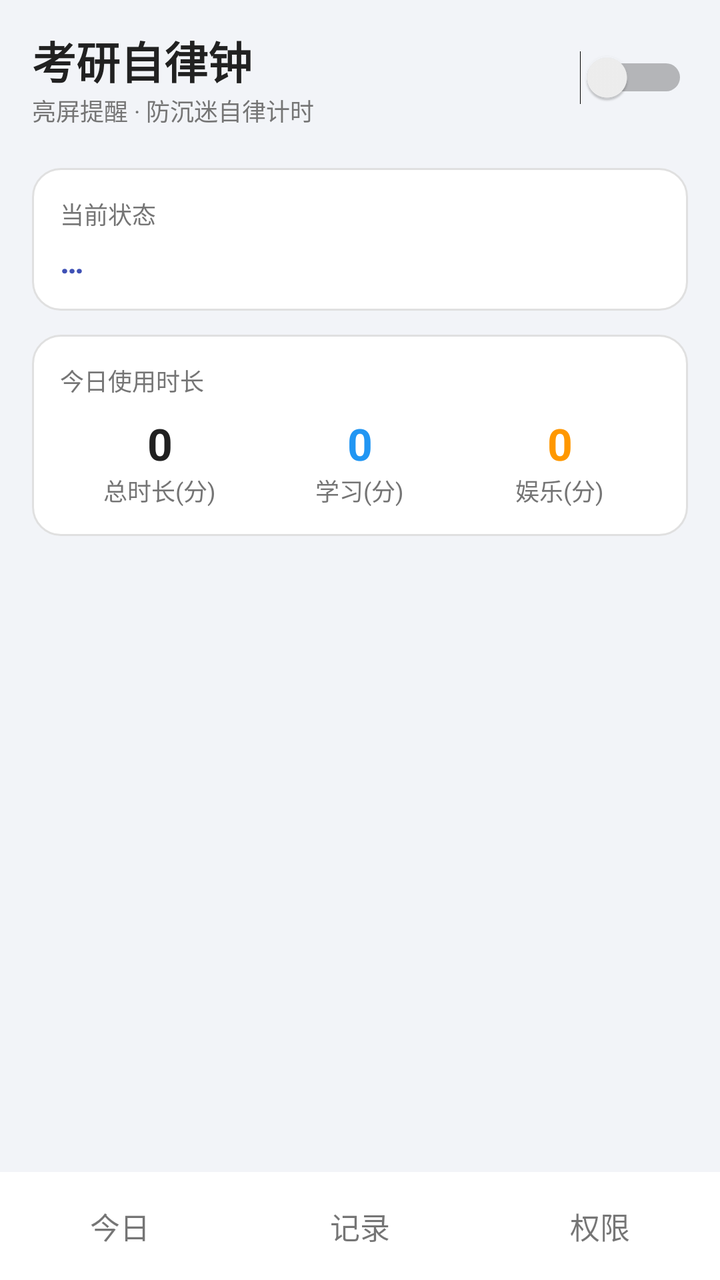
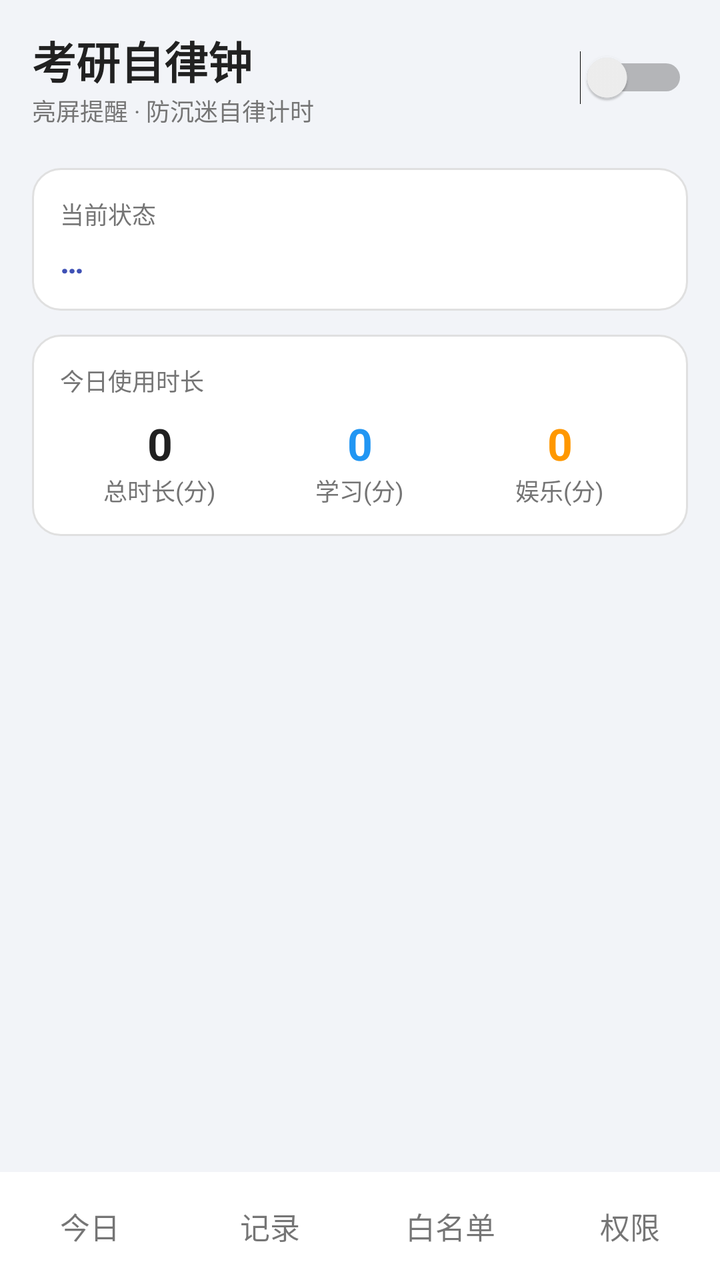

Before-and-after screenshots of an Android layout around one commit, followed by the original layout XML and the change that was made.
<!-- AndroidManifest.xml: application theme AppTheme -->
<!-- res/layout/activity_main.xml -->
<?xml version="1.0" encoding="utf-8"?>
<LinearLayout xmlns:android="http://schemas.android.com/apk/res/android"
    android:layout_width="match_parent"
    android:layout_height="match_parent"
    android:orientation="vertical">

    
    <LinearLayout
        android:layout_width="match_parent"
        android:layout_height="wrap_content"
        android:orientation="horizontal"
        android:gravity="center_vertical"
        android:paddingLeft="16dp"
        android:paddingRight="16dp"
        android:paddingTop="14dp"
        android:paddingBottom="4dp">

        <LinearLayout
            android:layout_width="0dp"
            android:layout_height="wrap_content"
            android:layout_weight="1"
            android:orientation="vertical">

            <TextView
                android:layout_width="wrap_content"
                android:layout_height="wrap_content"
                android:text="@string/app_name"
                android:textColor="@color/text_dark"
                android:textSize="22sp"
                android:textStyle="bold" />

            <TextView
                android:layout_width="wrap_content"
                android:layout_height="wrap_content"
                android:text="@string/main_subtitle"
                android:textColor="@color/text_gray"
                android:textSize="12sp" />
        </LinearLayout>

        <Switch
            android:id="@+id/enable_switch"
            android:layout_width="wrap_content"
            android:layout_height="wrap_content" />
    </LinearLayout>

    
    <FrameLayout
        android:layout_width="match_parent"
        android:layout_height="0dp"
        android:layout_weight="1">

        
        <ScrollView
            android:id="@+id/page_today"
            android:layout_width="match_parent"
            android:layout_height="match_parent"
            android:fillViewport="true">

            <LinearLayout
                android:layout_width="match_parent"
                android:layout_height="wrap_content"
                android:orientation="vertical"
                android:padding="16dp">

                <LinearLayout
                    android:layout_width="match_parent"
                    android:layout_height="wrap_content"
                    android:background="@drawable/bg_card"
                    android:orientation="vertical"
                    android:padding="14dp">

                    <TextView
                        android:layout_width="wrap_content"
                        android:layout_height="wrap_content"
                        android:text="当前状态"
                        android:textColor="@color/text_gray"
                        android:textSize="12sp" />

                    <TextView
                        android:id="@+id/status_text"
                        android:layout_width="wrap_content"
                        android:layout_height="wrap_content"
                        android:layout_marginTop="4dp"
                        android:text="…"
                        android:textColor="@color/primary"
                        android:textSize="16sp"
                        android:textStyle="bold" />
                </LinearLayout>

                <LinearLayout
                    android:layout_width="match_parent"
                    android:layout_height="wrap_content"
                    android:layout_marginTop="12dp"
                    android:background="@drawable/bg_card"
                    android:orientation="vertical"
                    android:padding="14dp">

                    <TextView
                        android:layout_width="wrap_content"
                        android:layout_height="wrap_content"
                        android:text="今日使用时长"
                        android:textColor="@color/text_gray"
                        android:textSize="12sp" />

                    <LinearLayout
                        android:layout_width="match_parent"
                        android:layout_height="wrap_content"
                        android:layout_marginTop="8dp"
                        android:orientation="horizontal">

                        <LinearLayout
                            android:layout_width="0dp"
                            android:layout_height="wrap_content"
                            android:layout_weight="1"
                            android:gravity="center"
                            android:orientation="vertical">

                            <TextView
                                android:id="@+id/today_total"
                                android:layout_width="wrap_content"
                                android:layout_height="wrap_content"
                                android:text="0"
                                android:textColor="@color/text_dark"
                                android:textSize="22sp"
                                android:textStyle="bold" />

                            <TextView
                                android:layout_width="wrap_content"
                                android:layout_height="wrap_content"
                                android:text="总时长(分)"
                                android:textColor="@color/text_gray"
                                android:textSize="12sp" />
                        </LinearLayout>

                        <LinearLayout
                            android:layout_width="0dp"
                            android:layout_height="wrap_content"
                            android:layout_weight="1"
                            android:gravity="center"
                            android:orientation="vertical">

                            <TextView
                                android:id="@+id/today_study"
                                android:layout_width="wrap_content"
                                android:layout_height="wrap_content"
                                android:text="0"
                                android:textColor="#2196F3"
                                android:textSize="22sp"
                                android:textStyle="bold" />

                            <TextView
                                android:layout_width="wrap_content"
                                android:layout_height="wrap_content"
                                android:text="学习(分)"
                                android:textColor="@color/text_gray"
                                android:textSize="12sp" />
                        </LinearLayout>

                        <LinearLayout
                            android:layout_width="0dp"
                            android:layout_height="wrap_content"
                            android:layout_weight="1"
                            android:gravity="center"
                            android:orientation="vertical">

                            <TextView
                                android:id="@+id/today_fun"
                                android:layout_width="wrap_content"
                                android:layout_height="wrap_content"
                                android:text="0"
                                android:textColor="#FF9800"
                                android:textSize="22sp"
                                android:textStyle="bold" />

                            <TextView
                                android:layout_width="wrap_content"
                                android:layout_height="wrap_content"
                                android:text="娱乐(分)"
                                android:textColor="@color/text_gray"
                                android:textSize="12sp" />
                        </LinearLayout>
                    </LinearLayout>
                </LinearLayout>
            </LinearLayout>
        </ScrollView>

        
        <ScrollView
            android:id="@+id/page_record"
            android:layout_width="match_parent"
            android:layout_height="match_parent"
            android:fillViewport="true"
            android:visibility="gone">

            <LinearLayout
                android:layout_width="match_parent"
                android:layout_height="wrap_content"
                android:orientation="vertical"
                android:padding="16dp">

                <LinearLayout
                    android:layout_width="match_parent"
                    android:layout_height="wrap_content"
                    android:background="@drawable/bg_card"
                    android:orientation="vertical"
                    android:padding="14dp">

                    <LinearLayout
                        android:layout_width="match_parent"
                        android:layout_height="wrap_content"
                        android:orientation="horizontal"
                        android:gravity="center_vertical">

                        <TextView
                            android:layout_width="0dp"
                            android:layout_height="wrap_content"
                            android:layout_weight="1"
                            android:text="今日使用分布（每小时）"
                            android:textColor="@color/text_gray"
                            android:textSize="12sp" />

                        <TextView
                            android:layout_width="wrap_content"
                            android:layout_height="wrap_content"
                            android:text="　▉ 学习　▉ 娱乐"
                            android:textColor="@color/text_gray"
                            android:textSize="12sp" />
                    </LinearLayout>

                    <HorizontalScrollView
                        android:layout_width="match_parent"
                        android:layout_height="wrap_content"
                        android:layout_marginTop="8dp"
                        android:scrollbars="horizontal">

                        <com.screenguard.timer.HourBarView
                            android:id="@+id/hour_bar"
                            android:layout_width="wrap_content"
                            android:layout_height="220dp" />
                    </HorizontalScrollView>

                    <TextView
                        android:layout_width="wrap_content"
                        android:layout_height="wrap_content"
                        android:layout_marginTop="4dp"
                        android:text="纵轴 0–60 分钟，柱顶数字为该小时总时长 · 左右滑动查看全天"
                        android:textColor="@color/text_gray"
                        android:textSize="11sp" />
                </LinearLayout>

                <LinearLayout
                    android:layout_width="match_parent"
                    android:layout_height="wrap_content"
                    android:layout_marginTop="12dp"
                    android:background="@drawable/bg_card"
                    android:orientation="vertical"
                    android:padding="14dp">

                    <TextView
                        android:layout_width="wrap_content"
                        android:layout_height="wrap_content"
                        android:text="近 7 天"
                        android:textColor="@color/text_gray"
                        android:textSize="12sp" />

                    <LinearLayout
                        android:id="@+id/week_table"
                        android:layout_width="match_parent"
                        android:layout_height="wrap_content"
                        android:layout_marginTop="8dp"
                        android:orientation="vertical">

                        
                        <LinearLayout
                            android:layout_width="match_parent"
                            android:layout_height="wrap_content"
                            android:orientation="horizontal"
                            android:paddingBottom="4dp">

                            <TextView
                                android:layout_width="0dp"
                                android:layout_height="wrap_content"
                                android:layout_weight="1.6"
                                android:text="日期"
                                android:textColor="@color/text_gray"
                                android:textSize="12sp" />

                            <TextView
                                android:layout_width="0dp"
                                android:layout_height="wrap_content"
                                android:layout_weight="1"
                                android:gravity="center"
                                android:text="学习"
                                android:textColor="@color/text_gray"
                                android:textSize="12sp" />

                            <TextView
                                android:layout_width="0dp"
                                android:layout_height="wrap_content"
                                android:layout_weight="1"
                                android:gravity="center"
                                android:text="娱乐"
                                android:textColor="@color/text_gray"
                                android:textSize="12sp" />

                            <TextView
                                android:layout_width="0dp"
                                android:layout_height="wrap_content"
                                android:layout_weight="1"
                                android:gravity="center"
                                android:text="合计"
                                android:textColor="@color/text_gray"
                                android:textSize="12sp" />
                        </LinearLayout>
                    </LinearLayout>
                </LinearLayout>

                <LinearLayout
                    android:layout_width="match_parent"
                    android:layout_height="wrap_content"
                    android:layout_marginTop="12dp"
                    android:background="@drawable/bg_card"
                    android:orientation="vertical"
                    android:padding="14dp">

                    <TextView
                        android:layout_width="wrap_content"
                        android:layout_height="wrap_content"
                        android:text="锁机时长（娱乐超限自动上锁的分钟数）"
                        android:textColor="@color/text_gray"
                        android:textSize="12sp" />

                    <NumberPicker
                        android:id="@+id/lock_dur_picker"
                        android:layout_width="wrap_content"
                        android:layout_height="wrap_content"
                        android:layout_gravity="center_horizontal"
                        android:layout_marginTop="4dp" />
                </LinearLayout>
            </LinearLayout>
        </ScrollView>

        
        <ScrollView
            android:id="@+id/page_perms"
            android:layout_width="match_parent"
            android:layout_height="match_parent"
            android:fillViewport="true"
            android:visibility="gone">

            <LinearLayout
                android:layout_width="match_parent"
                android:layout_height="wrap_content"
                android:orientation="vertical"
                android:padding="16dp">

                <LinearLayout
                    android:layout_width="match_parent"
                    android:layout_height="wrap_content"
                    android:background="@drawable/bg_card"
                    android:orientation="vertical"
                    android:padding="14dp">

                    <TextView
                        android:layout_width="wrap_content"
                        android:layout_height="wrap_content"
                        android:text="需要开启的权限（影响功能）"
                        android:textColor="@color/text_gray"
                        android:textSize="12sp" />

                    <LinearLayout
                        android:layout_width="match_parent"
                        android:layout_height="wrap_content"
                        android:layout_marginTop="6dp"
                        android:gravity="center_vertical"
                        android:orientation="horizontal">

                        <TextView
                            android:layout_width="0dp"
                            android:layout_height="wrap_content"
                            android:layout_weight="1"
                            android:text="悬浮窗权限"
                            android:textColor="@color/text_dark"
                            android:textSize="15sp" />

                        <Button
                            android:id="@+id/btn_overlay"
                            android:layout_width="wrap_content"
                            android:layout_height="wrap_content"
                            android:background="@drawable/bg_btn_primary"
                            android:minHeight="36dp"
                            android:minWidth="0dp"
                            android:paddingLeft="14dp"
                            android:paddingRight="14dp"
                            android:text="去开启"
                            android:textAllCaps="false"
                            android:textColor="@color/white"
                            android:textSize="13sp" />
                    </LinearLayout>

                    <LinearLayout
                        android:layout_width="match_parent"
                        android:layout_height="wrap_content"
                        android:gravity="center_vertical"
                        android:orientation="horizontal">

                        <TextView
                            android:layout_width="0dp"
                            android:layout_height="wrap_content"
                            android:layout_weight="1"
                            android:text="锁屏管理（到点自动锁屏）"
                            android:textColor="@color/text_dark"
                            android:textSize="15sp" />

                        <Button
                            android:id="@+id/btn_deviceadmin"
                            android:layout_width="wrap_content"
                            android:layout_height="wrap_content"
                            android:background="@drawable/bg_btn_primary"
                            android:minHeight="36dp"
                            android:minWidth="0dp"
                            android:paddingLeft="14dp"
                            android:paddingRight="14dp"
                            android:text="去激活"
                            android:textAllCaps="false"
                            android:textColor="@color/white"
                            android:textSize="13sp" />
                    </LinearLayout>

                    <LinearLayout
                        android:layout_width="match_parent"
                        android:layout_height="wrap_content"
                        android:gravity="center_vertical"
                        android:orientation="horizontal">

                        <TextView
                            android:layout_width="0dp"
                            android:layout_height="wrap_content"
                            android:layout_weight="1"
                            android:text="忽略电池优化（防后台被杀）"
                            android:textColor="@color/text_dark"
                            android:textSize="15sp" />

                        <Button
                            android:id="@+id/btn_battery"
                            android:layout_width="wrap_content"
                            android:layout_height="wrap_content"
                            android:background="@drawable/bg_btn_primary"
                            android:minHeight="36dp"
                            android:minWidth="0dp"
                            android:paddingLeft="14dp"
                            android:paddingRight="14dp"
                            android:text="去开启"
                            android:textAllCaps="false"
                            android:textColor="@color/white"
                            android:textSize="13sp" />
                    </LinearLayout>

                    <LinearLayout
                        android:layout_width="match_parent"
                        android:layout_height="wrap_content"
                        android:gravity="center_vertical"
                        android:orientation="horizontal">

                        <TextView
                            android:layout_width="0dp"
                            android:layout_height="wrap_content"
                            android:layout_weight="1"
                            android:text="通知权限（显示倒计时）"
                            android:textColor="@color/text_dark"
                            android:textSize="15sp" />

                        <Button
                            android:id="@+id/btn_notif"
                            android:layout_width="wrap_content"
                            android:layout_height="wrap_content"
                            android:background="@drawable/bg_btn_primary"
                            android:minHeight="36dp"
                            android:minWidth="0dp"
                            android:paddingLeft="14dp"
                            android:paddingRight="14dp"
                            android:text="去开启"
                            android:textAllCaps="false"
                            android:textColor="@color/white"
                            android:textSize="13sp" />
                    </LinearLayout>

                    <LinearLayout
                        android:layout_width="match_parent"
                        android:layout_height="wrap_content"
                        android:layout_marginTop="4dp"
                        android:gravity="center_vertical"
                        android:orientation="horizontal">

                        <TextView
                            android:layout_width="0dp"
                            android:layout_height="wrap_content"
                            android:layout_weight="1"
                            android:text="无障碍（辅助功能，锁屏兜底）"
                            android:textColor="@color/text_dark"
                            android:textSize="15sp" />

                        <Button
                            android:id="@+id/btn_accessibility"
                            android:layout_width="wrap_content"
                            android:layout_height="wrap_content"
                            android:background="@drawable/bg_btn_primary"
                            android:minHeight="36dp"
                            android:minWidth="0dp"
                            android:paddingLeft="14dp"
                            android:paddingRight="14dp"
                            android:text="去开启"
                            android:textAllCaps="false"
                            android:textColor="@color/white"
                            android:textSize="13sp" />
                    </LinearLayout>

                    <LinearLayout
                        android:layout_width="match_parent"
                        android:layout_height="wrap_content"
                        android:layout_marginTop="10dp"
                        android:gravity="center_vertical"
                        android:orientation="horizontal">

                        <TextView
                            android:layout_width="0dp"
                            android:layout_height="wrap_content"
                            android:layout_weight="1"
                            android:text="退出 App（暂停检测，下次打开恢复）"
                            android:textColor="@color/text_dark"
                            android:textSize="15sp" />

                        <Button
                            android:id="@+id/btn_exit"
                            android:layout_width="wrap_content"
                            android:layout_height="wrap_content"
                            android:background="@drawable/bg_btn_primary"
                            android:minHeight="36dp"
                            android:minWidth="0dp"
                            android:paddingLeft="14dp"
                            android:paddingRight="14dp"
                            android:text="退出"
                            android:textAllCaps="false"
                            android:textColor="@color/white"
                            android:textSize="13sp" />
                    </LinearLayout>
                </LinearLayout>

                <LinearLayout
                    android:layout_width="match_parent"
                    android:layout_height="wrap_content"
                    android:layout_marginTop="12dp"
                    android:background="@drawable/bg_card"
                    android:orientation="vertical"
                    android:padding="14dp">

                    <TextView
                        android:layout_width="wrap_content"
                        android:layout_height="wrap_content"
                        android:text="到点提醒图片"
                        android:textColor="@color/text_gray"
                        android:textSize="12sp" />

                    <LinearLayout
                        android:layout_width="match_parent"
                        android:layout_height="wrap_content"
                        android:layout_marginTop="6dp"
                        android:gravity="center_vertical"
                        android:orientation="horizontal">

                        <TextView
                            android:id="@+id/image_status"
                            android:layout_width="0dp"
                            android:layout_height="wrap_content"
                            android:layout_weight="1"
                            android:text="当前：默认占位图"
                            android:textColor="@color/text_dark"
                            android:textSize="14sp" />

                        <Button
                            android:id="@+id/btn_change_image"
                            android:layout_width="wrap_content"
                            android:layout_height="wrap_content"
                            android:background="@drawable/bg_btn_primary"
                            android:minHeight="36dp"
                            android:minWidth="0dp"
                            android:paddingLeft="14dp"
                            android:paddingRight="14dp"
                            android:text="从相册更换"
                            android:textAllCaps="false"
                            android:textColor="@color/white"
                            android:textSize="13sp" />
                    </LinearLayout>
                </LinearLayout>

                <TextView
                    android:layout_width="match_parent"
                    android:layout_height="wrap_content"
                    android:layout_marginTop="14dp"
                    android:lineSpacingExtra="3dp"
                    android:text="用法：开启总开关后锁屏一次，再亮屏解锁弹出用途+时长选择（先选学习/娱乐再选时长）；到点震动并弹出图片，点图片自动锁屏。\n\n防杀后台：App 每 20 分钟自检一次，被系统清理会自动复活；iQOO/vivo 请允许「自启动」并锁定最近任务效果最佳。"
                    android:textColor="@color/text_gray"
                    android:textSize="12sp" />
            </LinearLayout>
        </ScrollView>
    </FrameLayout>

    
    <LinearLayout
        android:layout_width="match_parent"
        android:layout_height="wrap_content"
        android:background="@color/white"
        android:orientation="horizontal"
        android:paddingTop="8dp"
        android:paddingBottom="8dp">

        <TextView
            android:id="@+id/tab_today"
            android:layout_width="0dp"
            android:layout_height="wrap_content"
            android:layout_weight="1"
            android:gravity="center"
            android:padding="8dp"
            android:text="今日"
            android:textSize="15sp" />

        <TextView
            android:id="@+id/tab_record"
            android:layout_width="0dp"
            android:layout_height="wrap_content"
            android:layout_weight="1"
            android:gravity="center"
            android:padding="8dp"
            android:text="记录"
            android:textSize="15sp" />

        <TextView
            android:id="@+id/tab_perms"
            android:layout_width="0dp"
            android:layout_height="wrap_content"
            android:layout_weight="1"
            android:gravity="center"
            android:padding="8dp"
            android:text="权限"
            android:textSize="15sp" />
    </LinearLayout>
</LinearLayout>
<!-- resources referenced by this layout -->
<resources>
  <color name="primary">#3F51B5</color>
  <color name="text_dark">#212121</color>
  <color name="text_gray">#757575</color>
  <color name="white">#FFFFFF</color>
  <!-- drawable bg_btn_primary (drawable) -->
  <?xml version="1.0" encoding="utf-8"?>
  <shape xmlns:android="http://schemas.android.com/apk/res/android"
      android:shape="rectangle">
      <solid android:color="@color/accent" />
      <corners android:radius="26dp" />
  </shape>
  <!-- drawable bg_card (drawable) -->
  <?xml version="1.0" encoding="utf-8"?>
  <shape xmlns:android="http://schemas.android.com/apk/res/android"
      android:shape="rectangle">
      <solid android:color="@color/white" />
      <corners android:radius="14dp" />
      <stroke
          android:width="1dp"
          android:color="@color/card_stroke" />
  </shape>
  <string name="app_name">考研自律钟</string>
  <string name="main_subtitle">亮屏提醒 · 防沉迷自律计时</string>
  <style name="AppTheme" parent="@android:style/Theme.Material.Light.NoActionBar">
          <item name="android:colorPrimary">@color/primary</item>
          <item name="android:colorPrimaryDark">@color/primary_dark</item>
          <item name="android:colorAccent">@color/accent</item>
          <item name="android:windowBackground">@color/bg</item>
          <item name="android:windowLightStatusBar">true</item>
          <item name="android:statusBarColor">@color/bg</item>
      </style>
  <color name="accent">#4CAF50</color>
  <color name="card_stroke">#E0E0E0</color>
  <color name="primary_dark">#303F9F</color>
  <color name="bg">#F2F4F8</color>
</resources>

<!-- the commit's change to res/layout/activity_main.xml (unified diff, before → after) -->
@@ -603,6 +603,63 @@
                     android:textSize="12sp" />
             </LinearLayout>
         </ScrollView>
+
+        
+        <ScrollView
+            android:id="@+id/page_whitelist"
+            android:layout_width="match_parent"
+            android:layout_height="match_parent"
+            android:fillViewport="true"
+            android:visibility="gone">
+
+            <LinearLayout
+                android:layout_width="match_parent"
+                android:layout_height="wrap_content"
+                android:orientation="vertical"
+                android:padding="16dp">
+
+                <LinearLayout
+                    android:layout_width="match_parent"
+                    android:layout_height="wrap_content"
+                    android:background="@drawable/bg_card"
+                    android:orientation="vertical"
+                    android:padding="14dp">
+
+                    <TextView
+                        android:layout_width="wrap_content"
+                        android:layout_height="wrap_content"
+                        android:text="锁机放行的软件（白名单）"
+                        android:textColor="@color/text_gray"
+                        android:textSize="12sp" />
+
+                    <TextView
+                        android:layout_width="wrap_content"
+                        android:layout_height="wrap_content"
+                        android:layout_marginTop="4dp"
+                        android:text="锁机期间这些软件仍可用，其它会被拦回桌面"
+                        android:textColor="@color/text_dark"
+                        android:textSize="13sp" />
+
+                    <Button
+                        android:id="@+id/btn_add_whitelist"
+                        android:layout_width="wrap_content"
+                        android:layout_height="wrap_content"
+                        android:layout_marginTop="8dp"
+                        android:background="@drawable/bg_btn_primary"
+                        android:text="＋ 添加白名单软件"
+                        android:textAllCaps="false"
+                        android:textColor="@color/white"
+                        android:textSize="13sp" />
+                </LinearLayout>
+
+                <LinearLayout
+                    android:id="@+id/whitelist_container"
+                    android:layout_width="match_parent"
+                    android:layout_height="wrap_content"
+                    android:layout_marginTop="12dp"
+                    android:orientation="vertical" />
+            </LinearLayout>
+        </ScrollView>
     </FrameLayout>
 
     
@@ -632,6 +689,16 @@
             android:gravity="center"
             android:padding="8dp"
             android:text="记录"
+            android:textSize="15sp" />
+
+        <TextView
+            android:id="@+id/tab_whitelist"
+            android:layout_width="0dp"
+            android:layout_height="wrap_content"
+            android:layout_weight="1"
+            android:gravity="center"
+            android:padding="8dp"
+            android:text="白名单"
             android:textSize="15sp" />
 
         <TextView
